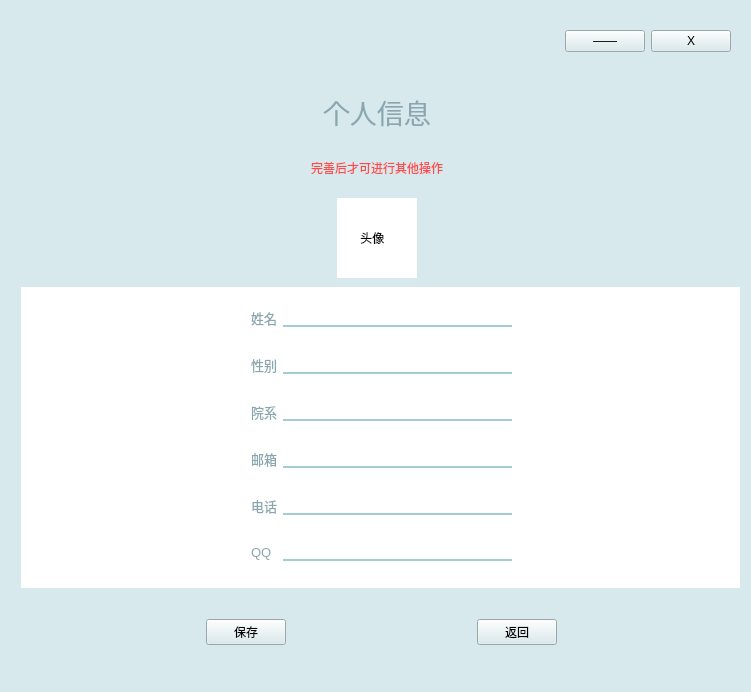
Qt form Mutual_Evaluation-Client/teacher/tc_info.ui (yypEudora/MutualEvaluation) before a commit.
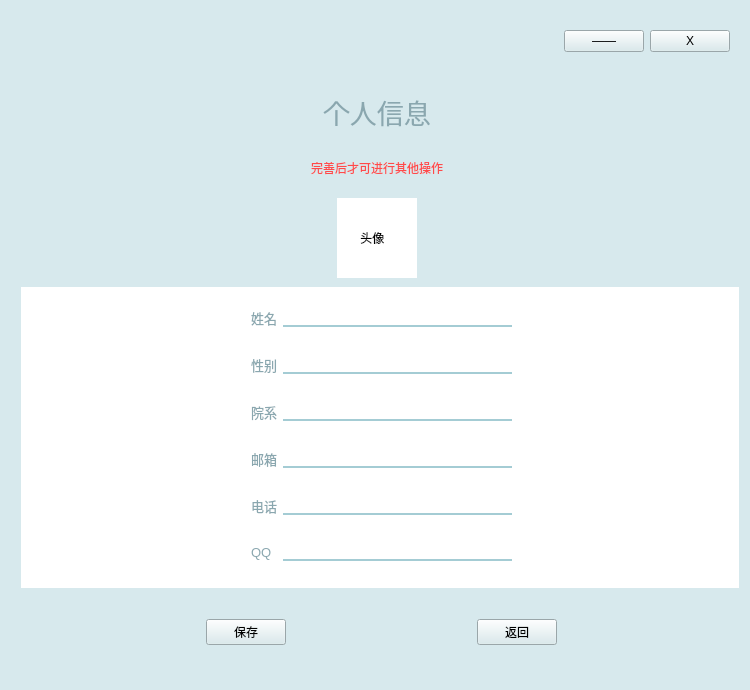
The same form after that commit.

The edit to the form file:
```diff
--- a/Mutual_Evaluation-Client/teacher/tc_info.ui
+++ b/Mutual_Evaluation-Client/teacher/tc_info.ui
@@ -6,8 +6,8 @@
    <rect>
     <x>0</x>
     <y>0</y>
-    <width>751</width>
-    <height>692</height>
+    <width>750</width>
+    <height>690</height>
    </rect>
   </property>
   <property name="maximumSize">
```
